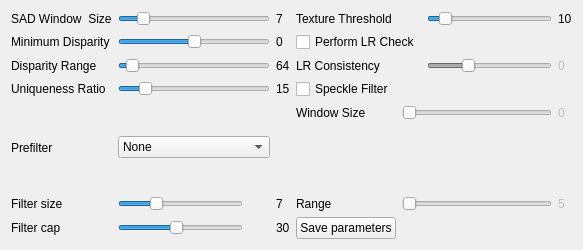
Above: src/matcherwidgetopencvblock.ui from i3drobotics/stereo-vision-toolkit before the change. Below: the same form after it.
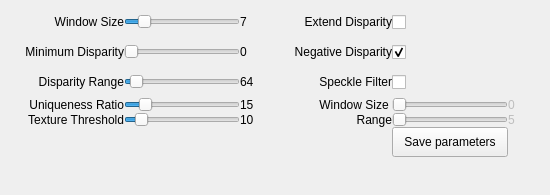
That is the form after the change.

What changed in the file:
```diff
--- a/src/matcherwidgetopencvblock.ui
+++ b/src/matcherwidgetopencvblock.ui
@@ -6,98 +6,78 @@
    <rect>
     <x>0</x>
     <y>0</y>
-    <width>526</width>
-    <height>250</height>
+    <width>550</width>
+    <height>195</height>
    </rect>
   </property>
   <property name="sizePolicy">
-   <sizepolicy hsizetype="Preferred" vsizetype="Fixed">
+   <sizepolicy hsizetype="Preferred" vsizetype="Preferred">
     <horstretch>0</horstretch>
     <verstretch>0</verstretch>
    </sizepolicy>
   </property>
   <property name="minimumSize">
    <size>
-    <width>0</width>
-    <height>200</height>
+    <width>550</width>
+    <height>0</height>
    </size>
   </property>
   <property name="maximumSize">
    <size>
-    <width>700</width>
-    <height>250</height>
+    <width>16777215</width>
+    <height>16777215</height>
    </size>
   </property>
   <property name="windowTitle">
    <string>Form</string>
   </property>
   <layout class="QGridLayout" name="gridLayout_4">
-   <item row="0" column="1">
-    <layout class="QGridLayout" name="gridLayout">
-     <item row="0" column="1">
-      <widget class="QSlider" name="blockSizeSlider">
-       <property name="minimumSize">
-        <size>
-         <width>125</width>
-         <height>0</height>
-        </size>
-       </property>
-       <property name="maximumSize">
-        <size>
-         <width>175</width>
-         <height>16777215</height>
-        </size>
-       </property>
-       <property name="minimum">
-        <number>2</number>
-       </property>
-       <property name="maximum">
-        <number>25</number>
-       </property>
-       <property name="value">
-        <number>5</number>
-       </property>
-       <property name="orientation">
-        <enum>Qt::Horizontal</enum>
-       </property>
-      </widget>
-     </item>
-     <item row="1" column="1">
-      <widget class="QSlider" name="minDisparitySlider">
-       <property name="minimumSize">
-        <size>
-         <width>125</width>
-         <height>0</height>
-        </size>
-       </property>
-       <property name="maximumSize">
-        <size>
-         <width>175</width>
-         <height>16777215</height>
-        </size>
-       </property>
-       <property name="minimum">
-        <number>-1024</number>
-       </property>
-       <property name="maximum">
-        <number>1024</number>
-       </property>
-       <property name="orientation">
-        <enum>Qt::Horizontal</enum>
-       </property>
-      </widget>
-     </item>
+   <property name="leftMargin">
+    <number>7</number>
+   </property>
+   <property name="topMargin">
+    <number>7</number>
+   </property>
+   <property name="rightMargin">
+    <number>7</number>
+   </property>
+   <property name="bottomMargin">
+    <number>7</number>
+   </property>
+   <item row="0" column="0">
+    <layout class="QGridLayout" name="gridLayout" columnstretch="1,1,0,1,1,0">
+     <property name="leftMargin">
+      <number>0</number>
+     </property>
+     <property name="topMargin">
+      <number>0</number>
+     </property>
+     <property name="rightMargin">
+      <number>0</number>
+     </property>
+     <property name="bottomMargin">
+      <number>0</number>
+     </property>
+     <property name="spacing">
+      <number>0</number>
+     </property>
      <item row="3" column="1">
       <widget class="QSlider" name="uniquenessRatioSlider">
+       <property name="sizePolicy">
+        <sizepolicy hsizetype="Preferred" vsizetype="Preferred">
+         <horstretch>0</horstretch>
+         <verstretch>0</verstretch>
+        </sizepolicy>
+       </property>
        <property name="minimumSize">
         <size>
-         <width>125</width>
+         <width>0</width>
          <height>0</height>
         </size>
        </property>
        <property name="maximumSize">
         <size>
-         <width>175</width>
+         <width>16777215</width>
          <height>16777215</height>
         </size>
        </property>
@@ -112,140 +92,63 @@
        </property>
       </widget>
      </item>
-     <item row="2" column="1">
-      <widget class="QSlider" name="disparityRangeSlider">
-       <property name="minimumSize">
-        <size>
-         <width>125</width>
-         <height>0</height>
-        </size>
-       </property>
-       <property name="maximumSize">
-        <size>
-         <width>175</width>
-         <height>16777215</height>
-        </size>
-       </property>
-       <property name="minimum">
-        <number>1</number>
-       </property>
-       <property name="maximum">
-        <number>64</number>
-       </property>
-       <property name="singleStep">
-        <number>1</number>
-       </property>
-       <property name="value">
-        <number>4</number>
-       </property>
-       <property name="orientation">
-        <enum>Qt::Horizontal</enum>
-       </property>
-      </widget>
-     </item>
-     <item row="2" column="3" colspan="2">
-      <widget class="QLabel" name="label_7">
-       <property name="text">
-        <string>LR Consistency</string>
-       </property>
-      </widget>
-     </item>
-     <item row="2" column="5">
-      <widget class="QSlider" name="consistencySlider">
-       <property name="enabled">
-        <bool>false</bool>
-       </property>
-       <property name="minimum">
-        <number>0</number>
-       </property>
-       <property name="maximum">
-        <number>32</number>
-       </property>
-       <property name="value">
-        <number>10</number>
-       </property>
-       <property name="orientation">
-        <enum>Qt::Horizontal</enum>
-       </property>
-      </widget>
-     </item>
-     <item row="2" column="6">
-      <widget class="QLabel" name="consistencyLabel">
-       <property name="enabled">
-        <bool>false</bool>
-       </property>
-       <property name="text">
-        <string>0</string>
-       </property>
-      </widget>
-     </item>
-     <item row="1" column="3" colspan="2">
-      <widget class="QCheckBox" name="consistencyCheck">
-       <property name="text">
-        <string>Perform LR Check</string>
-       </property>
-      </widget>
-     </item>
-     <item row="3" column="2">
-      <widget class="QLabel" name="uniquenessRatioLabel">
-       <property name="text">
-        <string>15</string>
-       </property>
-      </widget>
-     </item>
-     <item row="1" column="2">
-      <widget class="QLabel" name="minDisparityLabel">
-       <property name="text">
-        <string>0</string>
-       </property>
-      </widget>
-     </item>
-     <item row="2" column="2">
-      <widget class="QLabel" name="disparityRangeLabel">
-       <property name="text">
-        <string>64</string>
-       </property>
-      </widget>
-     </item>
-     <item row="0" column="2">
-      <widget class="QLabel" name="blockSizeLabel">
-       <property name="text">
-        <string>7</string>
-       </property>
-      </widget>
-     </item>
-     <item row="3" column="3" colspan="2">
-      <widget class="QCheckBox" name="speckleFilterCheck">
-       <property name="text">
-        <string>Speckle Filter</string>
-       </property>
-      </widget>
-     </item>
-     <item row="7" column="3">
-      <widget class="QLabel" name="label_6">
-       <property name="text">
-        <string>Range</string>
-       </property>
-      </widget>
-     </item>
-     <item row="0" column="0">
-      <widget class="QLabel" name="label_5">
-       <property name="text">
-        <string>SAD Window  Size</string>
-       </property>
-      </widget>
-     </item>
      <item row="1" column="0">
       <widget class="QLabel" name="label_3">
        <property name="text">
         <string>Minimum Disparity</string>
        </property>
+       <property name="alignment">
+        <set>Qt::AlignRight|Qt::AlignTrailing|Qt::AlignVCenter</set>
+       </property>
+       <property name="margin">
+        <number>5</number>
+       </property>
       </widget>
      </item>
-     <item row="2" column="0">
-      <widget class="QLabel" name="label_4">
+     <item row="1" column="1">
+      <widget class="QSlider" name="minDisparitySlider">
+       <property name="sizePolicy">
+        <sizepolicy hsizetype="Preferred" vsizetype="Preferred">
+         <horstretch>0</horstretch>
+         <verstretch>0</verstretch>
+        </sizepolicy>
+       </property>
+       <property name="minimumSize">
+        <size>
+         <width>0</width>
+         <height>0</height>
+        </size>
+       </property>
+       <property name="maximumSize">
+        <size>
+         <width>16777215</width>
+         <height>16777215</height>
+        </size>
+       </property>
+       <property name="minimum">
+        <number>0</number>
+       </property>
+       <property name="maximum">
+        <number>512</number>
+       </property>
+       <property name="orientation">
+        <enum>Qt::Horizontal</enum>
+       </property>
+      </widget>
+     </item>
+     <item row="0" column="2">
+      <widget class="QLabel" name="blockSizeLabel">
+       <property name="minimumSize">
+        <size>
+         <width>35</width>
+         <height>0</height>
+        </size>
+       </property>
        <property name="text">
-        <string>Disparity Range</string>
+        <string>7</string>
+       </property>
+       <property name="margin">
+        <number>5</number>
        </property>
       </widget>
      </item>
@@ -254,169 +157,236 @@
        <property name="text">
         <string>Uniqueness Ratio</string>
        </property>
+       <property name="alignment">
+        <set>Qt::AlignRight|Qt::AlignTrailing|Qt::AlignVCenter</set>
+       </property>
+       <property name="margin">
+        <number>5</number>
+       </property>
       </widget>
      </item>
-     <item row="5" column="0" rowspan="2">
-      <widget class="QLabel" name="label_10">
+     <item row="3" column="2">
+      <widget class="QLabel" name="uniquenessRatioLabel">
+       <property name="minimumSize">
+        <size>
+         <width>35</width>
+         <height>0</height>
+        </size>
+       </property>
        <property name="text">
-        <string>Prefilter</string>
+        <string>15</string>
        </property>
+       <property name="margin">
+        <number>5</number>
+       </property>
       </widget>
      </item>
-     <item row="5" column="1" rowspan="2">
-      <widget class="QComboBox" name="prefilterCombo">
-       <item>
-        <property name="text">
-         <string>None</string>
-        </property>
-       </item>
-       <item>
-        <property name="text">
-         <string>Normalised Response</string>
-        </property>
-       </item>
-       <item>
-        <property name="text">
-         <string>XSobel</string>
-        </property>
-       </item>
+     <item row="2" column="4">
+      <widget class="QCheckBox" name="speckleFilterCheck">
+       <property name="minimumSize">
+        <size>
+         <width>0</width>
+         <height>30</height>
+        </size>
+       </property>
+       <property name="text">
+        <string/>
+       </property>
       </widget>
      </item>
-     <item row="0" column="5">
-      <widget class="QSlider" name="textureThresholdSlider">
+     <item row="0" column="1">
+      <widget class="QSlider" name="blockSizeSlider">
+       <property name="sizePolicy">
+        <sizepolicy hsizetype="Preferred" vsizetype="Preferred">
+         <horstretch>0</horstretch>
+         <verstretch>0</verstretch>
+        </sizepolicy>
+       </property>
        <property name="minimumSize">
         <size>
-         <width>125</width>
+         <width>0</width>
          <height>0</height>
         </size>
        </property>
        <property name="maximumSize">
         <size>
-         <width>175</width>
+         <width>16777215</width>
          <height>16777215</height>
         </size>
        </property>
+       <property name="minimum">
+        <number>2</number>
+       </property>
+       <property name="maximum">
+        <number>25</number>
+       </property>
        <property name="value">
-        <number>10</number>
+        <number>5</number>
        </property>
        <property name="orientation">
         <enum>Qt::Horizontal</enum>
        </property>
       </widget>
      </item>
-     <item row="0" column="6">
-      <widget class="QLabel" name="textureThresholdLabel">
-       <property name="text">
-        <string>10</string>
-       </property>
-      </widget>
-     </item>
-     <item row="0" column="3" colspan="2">
+     <item row="4" column="0">
       <widget class="QLabel" name="label_2">
        <property name="text">
         <string>Texture Threshold</string>
        </property>
-      </widget>
-     </item>
-     <item row="8" column="0">
-      <widget class="QLabel" name="label_12">
-       <property name="text">
-        <string>Filter cap</string>
+       <property name="alignment">
+        <set>Qt::AlignRight|Qt::AlignTrailing|Qt::AlignVCenter</set>
        </property>
-      </widget>
-     </item>
-     <item row="7" column="1">
-      <widget class="QSlider" name="prefilterSizeSlider">
-       <property name="minimumSize">
-        <size>
-         <width>125</width>
-         <height>0</height>
-        </size>
-       </property>
-       <property name="maximumSize">
-        <size>
-         <width>125</width>
-         <height>16777215</height>
-        </size>
-       </property>
-       <property name="minimum">
-        <number>3</number>
-       </property>
-       <property name="maximum">
-        <number>10</number>
-       </property>
-       <property name="value">
+       <property name="margin">
         <number>5</number>
        </property>
-       <property name="orientation">
-        <enum>Qt::Horizontal</enum>
-       </property>
       </widget>
      </item>
-     <item row="8" column="2">
-      <widget class="QLabel" name="prefilterCapLabel">
-       <property name="text">
-        <string>30</string>
-       </property>
-      </widget>
-     </item>
-     <item row="7" column="0">
+     <item row="0" column="3">
       <widget class="QLabel" name="label_11">
+       <property name="layoutDirection">
+        <enum>Qt::RightToLeft</enum>
+       </property>
        <property name="text">
-        <string>Filter size</string>
+        <string>Extend Disparity</string>
        </property>
+       <property name="alignment">
+        <set>Qt::AlignRight|Qt::AlignTrailing|Qt::AlignVCenter</set>
+       </property>
+       <property name="margin">
+        <number>5</number>
+       </property>
       </widget>
      </item>
-     <item row="8" column="1">
-      <widget class="QSlider" name="prefilterCapSlider">
+     <item row="2" column="3">
+      <widget class="QLabel" name="label_10">
+       <property name="text">
+        <string>Speckle Filter</string>
+       </property>
+       <property name="alignment">
+        <set>Qt::AlignRight|Qt::AlignTrailing|Qt::AlignVCenter</set>
+       </property>
+       <property name="margin">
+        <number>5</number>
+       </property>
+      </widget>
+     </item>
+     <item row="1" column="4">
+      <widget class="QCheckBox" name="checkBoxNegativeDisparity">
+       <property name="sizePolicy">
+        <sizepolicy hsizetype="Preferred" vsizetype="Preferred">
+         <horstretch>0</horstretch>
+         <verstretch>0</verstretch>
+        </sizepolicy>
+       </property>
        <property name="minimumSize">
         <size>
-         <width>125</width>
-         <height>0</height>
+         <width>0</width>
+         <height>30</height>
         </size>
        </property>
-       <property name="maximumSize">
+       <property name="layoutDirection">
+        <enum>Qt::LeftToRight</enum>
+       </property>
+       <property name="text">
+        <string/>
+       </property>
+       <property name="checked">
+        <bool>true</bool>
+       </property>
+      </widget>
+     </item>
+     <item row="0" column="4">
+      <widget class="QCheckBox" name="checkBoxExtendDisparity">
+       <property name="sizePolicy">
+        <sizepolicy hsizetype="Preferred" vsizetype="Preferred">
+         <horstretch>0</horstretch>
+         <verstretch>0</verstretch>
+        </sizepolicy>
+       </property>
+       <property name="minimumSize">
         <size>
-         <width>125</width>
-         <height>16777215</height>
+         <width>0</width>
+         <height>30</height>
         </size>
        </property>
-       <property name="minimum">
-        <number>1</number>
+       <property name="font">
+        <font>
+         <kerning>true</kerning>
+        </font>
        </property>
-       <property name="maximum">
-        <number>63</number>
+       <property name="layoutDirection">
+        <enum>Qt::LeftToRight</enum>
        </property>
-       <property name="value">
-        <number>30</number>
+       <property name="text">
+        <string/>
        </property>
-       <property name="orientation">
-        <enum>Qt::Horizontal</enum>
-       </property>
       </widget>
      </item>
-     <item row="7" column="2">
-      <widget class="QLabel" name="prefilterSizeLabel">
+     <item row="1" column="3">
+      <widget class="QLabel" name="label_12">
+       <property name="layoutDirection">
+        <enum>Qt::RightToLeft</enum>
+       </property>
        <property name="text">
-        <string>7</string>
+        <string>Negative Disparity</string>
        </property>
+       <property name="alignment">
+        <set>Qt::AlignRight|Qt::AlignTrailing|Qt::AlignVCenter</set>
+       </property>
+       <property name="margin">
+        <number>5</number>
+       </property>
       </widget>
      </item>
-     <item row="5" column="3">
+     <item row="3" column="3">
       <widget class="QLabel" name="label">
        <property name="text">
         <string>Window Size </string>
        </property>
+       <property name="alignment">
+        <set>Qt::AlignRight|Qt::AlignTrailing|Qt::AlignVCenter</set>
+       </property>
+       <property name="margin">
+        <number>5</number>
+       </property>
       </widget>
      </item>
-     <item row="5" column="4" colspan="2">
+     <item row="4" column="2">
+      <widget class="QLabel" name="textureThresholdLabel">
+       <property name="minimumSize">
+        <size>
+         <width>35</width>
+         <height>0</height>
+        </size>
+       </property>
+       <property name="text">
+        <string>10</string>
+       </property>
+       <property name="margin">
+        <number>5</number>
+       </property>
+      </widget>
+     </item>
+     <item row="3" column="4">
       <widget class="QSlider" name="speckleWindowSlider">
        <property name="enabled">
         <bool>false</bool>
        </property>
+       <property name="sizePolicy">
+        <sizepolicy hsizetype="Preferred" vsizetype="Preferred">
+         <horstretch>0</horstretch>
+         <verstretch>0</verstretch>
+        </sizepolicy>
+       </property>
+       <property name="minimumSize">
+        <size>
+         <width>0</width>
+         <height>0</height>
+        </size>
+       </property>
        <property name="maximumSize">
         <size>
-         <width>175</width>
+         <width>16777215</width>
          <height>16777215</height>
         </size>
        </property>
@@ -431,50 +401,228 @@
        </property>
       </widget>
      </item>
-     <item row="7" column="4" colspan="2">
-      <widget class="QSlider" name="speckleRangeSlider">
-       <property name="enabled">
-        <bool>false</bool>
+     <item row="4" column="1">
+      <widget class="QSlider" name="textureThresholdSlider">
+       <property name="sizePolicy">
+        <sizepolicy hsizetype="Preferred" vsizetype="Preferred">
+         <horstretch>0</horstretch>
+         <verstretch>0</verstretch>
+        </sizepolicy>
+       </property>
+       <property name="minimumSize">
+        <size>
+         <width>0</width>
+         <height>0</height>
+        </size>
        </property>
        <property name="maximumSize">
         <size>
-         <width>175</width>
+         <width>16777215</width>
          <height>16777215</height>
         </size>
        </property>
-       <property name="minimum">
-        <number>5</number>
-       </property>
-       <property name="maximum">
-        <number>500</number>
+       <property name="value">
+        <number>10</number>
        </property>
        <property name="orientation">
         <enum>Qt::Horizontal</enum>
        </property>
       </widget>
      </item>
-     <item row="5" column="6">
-      <widget class="QLabel" name="speckleWindowLabel">
-       <property name="enabled">
-        <bool>false</bool>
-       </property>
-       <property name="text">
-        <string>0</string>
-       </property>
-      </widget>
-     </item>
-     <item row="7" column="6">
+     <item row="4" column="5">
       <widget class="QLabel" name="speckleRangeLabel">
        <property name="enabled">
         <bool>false</bool>
        </property>
+       <property name="minimumSize">
+        <size>
+         <width>35</width>
+         <height>0</height>
+        </size>
+       </property>
        <property name="text">
         <string>5</string>
        </property>
+       <property name="margin">
+        <number>5</number>
+       </property>
       </widget>
      </item>
-     <item row="8" column="3">
+     <item row="4" column="4">
+      <widget class="QSlider" name="speckleRangeSlider">
+       <property name="enabled">
+        <bool>false</bool>
+       </property>
+       <property name="sizePolicy">
+        <sizepolicy hsizetype="Preferred" vsizetype="Preferred">
+         <horstretch>0</horstretch>
+         <verstretch>0</verstretch>
+        </sizepolicy>
+       </property>
+       <property name="minimumSize">
+        <size>
+         <width>0</width>
+         <height>0</height>
+        </size>
+       </property>
+       <property name="maximumSize">
+        <size>
+         <width>16777215</width>
+         <height>16777215</height>
+        </size>
+       </property>
+       <property name="minimum">
+        <number>5</number>
+       </property>
+       <property name="maximum">
+        <number>500</number>
+       </property>
+       <property name="orientation">
+        <enum>Qt::Horizontal</enum>
+       </property>
+      </widget>
+     </item>
+     <item row="3" column="5">
+      <widget class="QLabel" name="speckleWindowLabel">
+       <property name="enabled">
+        <bool>false</bool>
+       </property>
+       <property name="minimumSize">
+        <size>
+         <width>35</width>
+         <height>0</height>
+        </size>
+       </property>
+       <property name="text">
+        <string>0</string>
+       </property>
+       <property name="margin">
+        <number>5</number>
+       </property>
+      </widget>
+     </item>
+     <item row="4" column="3">
+      <widget class="QLabel" name="label_6">
+       <property name="text">
+        <string>Range</string>
+       </property>
+       <property name="alignment">
+        <set>Qt::AlignRight|Qt::AlignTrailing|Qt::AlignVCenter</set>
+       </property>
+       <property name="margin">
+        <number>5</number>
+       </property>
+      </widget>
+     </item>
+     <item row="2" column="2">
+      <widget class="QLabel" name="disparityRangeLabel">
+       <property name="minimumSize">
+        <size>
+         <width>35</width>
+         <height>0</height>
+        </size>
+       </property>
+       <property name="text">
+        <string>64</string>
+       </property>
+       <property name="margin">
+        <number>5</number>
+       </property>
+      </widget>
+     </item>
+     <item row="1" column="2">
+      <widget class="QLabel" name="minDisparityLabel">
+       <property name="minimumSize">
+        <size>
+         <width>35</width>
+         <height>0</height>
+        </size>
+       </property>
+       <property name="text">
+        <string>0</string>
+       </property>
+       <property name="margin">
+        <number>5</number>
+       </property>
+      </widget>
+     </item>
+     <item row="2" column="1">
+      <widget class="QSlider" name="disparityRangeSlider">
+       <property name="sizePolicy">
+        <sizepolicy hsizetype="Preferred" vsizetype="Preferred">
+         <horstretch>0</horstretch>
+         <verstretch>0</verstretch>
+        </sizepolicy>
+       </property>
+       <property name="minimumSize">
+        <size>
+         <width>0</width>
+         <height>0</height>
+        </size>
+       </property>
+       <property name="maximumSize">
+        <size>
+         <width>16777215</width>
+         <height>16777215</height>
+        </size>
+       </property>
+       <property name="minimum">
+        <number>1</number>
+       </property>
+       <property name="maximum">
+        <number>64</number>
+       </property>
+       <property name="singleStep">
+        <number>1</number>
+       </property>
+       <property name="value">
+        <number>4</number>
+       </property>
+       <property name="orientation">
+        <enum>Qt::Horizontal</enum>
+       </property>
+      </widget>
+     </item>
+     <item row="0" column="0">
+      <widget class="QLabel" name="label_5">
+       <property name="text">
+        <string>Window Size</string>
+       </property>
+       <property name="alignment">
+        <set>Qt::AlignRight|Qt::AlignTrailing|Qt::AlignVCenter</set>
+       </property>
+       <property name="margin">
+        <number>5</number>
+       </property>
+      </widget>
+     </item>
+     <item row="2" column="0">
+      <widget class="QLabel" name="label_4">
+       <property name="text">
+        <string>Disparity Range</string>
+       </property>
+       <property name="alignment">
+        <set>Qt::AlignRight|Qt::AlignTrailing|Qt::AlignVCenter</set>
+       </property>
+       <property name="margin">
+        <number>5</number>
+       </property>
+      </widget>
+     </item>
+     <item row="5" column="4">
       <widget class="QPushButton" name="saveParametersButton">
+       <property name="sizePolicy">
+        <sizepolicy hsizetype="Preferred" vsizetype="Preferred">
+         <horstretch>0</horstretch>
+         <verstretch>0</verstretch>
+        </sizepolicy>
+       </property>
+       <property name="minimumSize">
+        <size>
+         <width>0</width>
+         <height>30</height>
+        </size>
+       </property>
        <property name="text">
         <string>Save parameters</string>
        </property>
@@ -482,6 +630,19 @@
      </item>
     </layout>
    </item>
+   <item row="1" column="0">
+    <spacer name="verticalSpacer">
+     <property name="orientation">
+      <enum>Qt::Vertical</enum>
+     </property>
+     <property name="sizeHint" stdset="0">
+      <size>
+       <width>0</width>
+       <height>0</height>
+      </size>
+     </property>
+    </spacer>
+   </item>
   </layout>
  </widget>
  <resources/>
```
